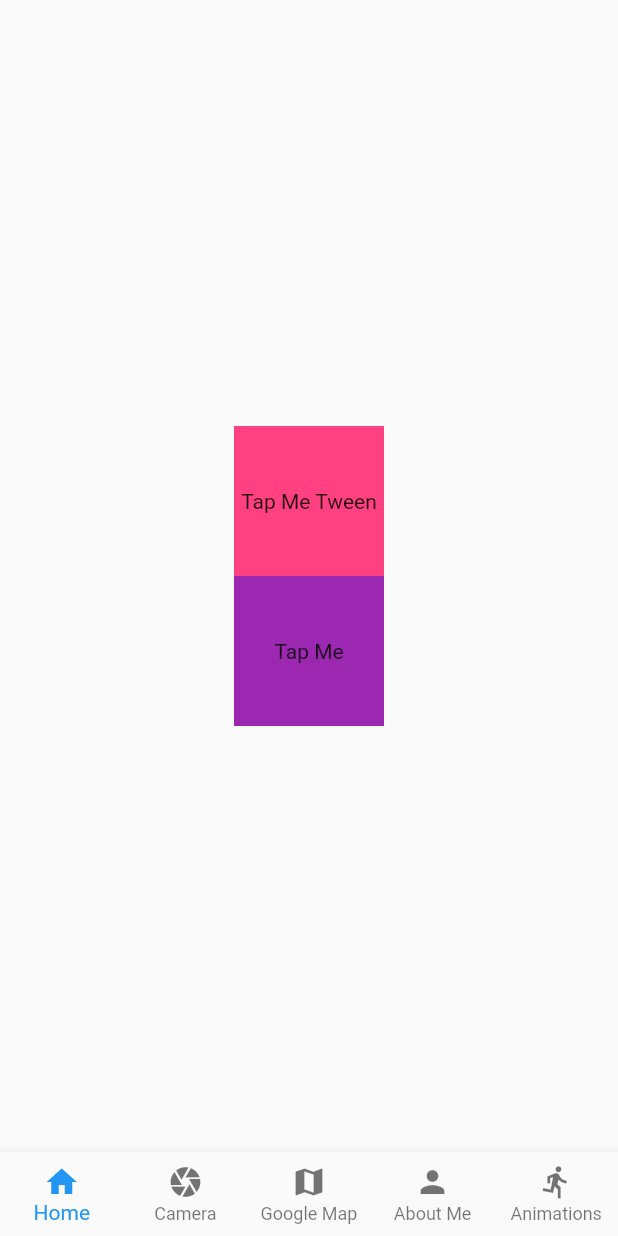
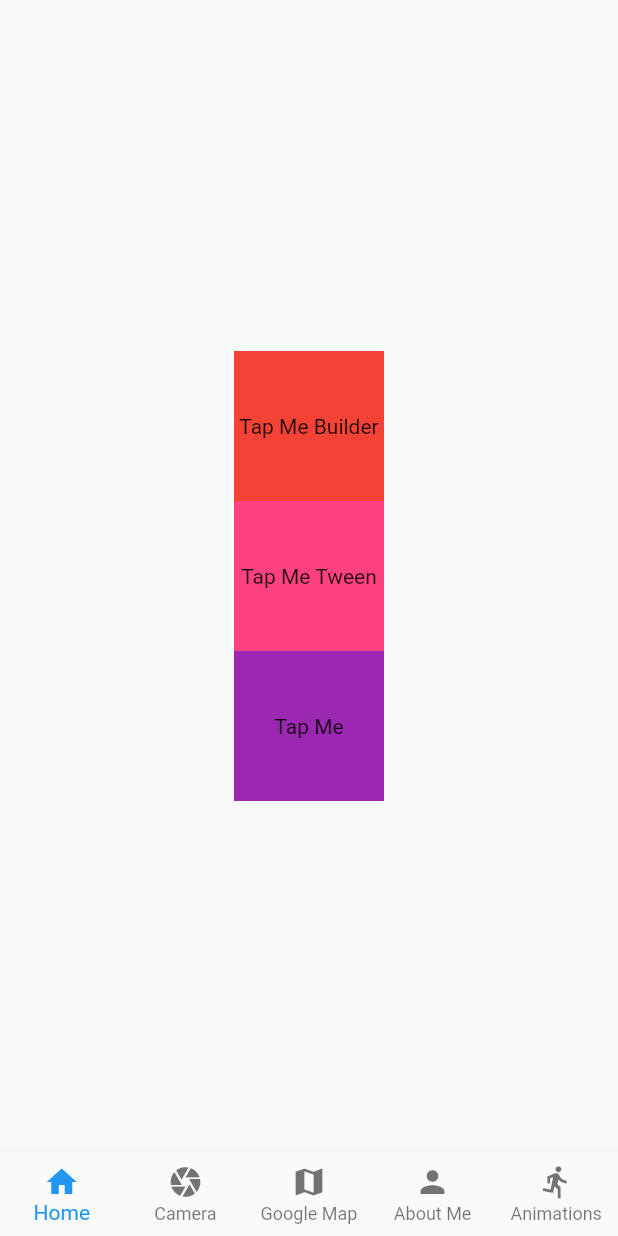
Before and after one commit to PhysicalRevelry/ugliest_app_ever, a Flutter app: the screen it shows after launch, after a tap on "Tap Me Tween", on a phone screen of 412 x 824 dp. Run offline on Flutter 3.47's test engine with Material 2 defaults, Android fonts, the phone set to English and light mode, and no system bars.

Commit message:
Got the three types of animations working on my Ugliest App Ever

```diff
--- a/lib/screens/animations.dart
+++ b/lib/screens/animations.dart
@@ -1,3 +1,5 @@
+import 'dart:math';
+
 import 'package:flutter/widgets.dart';
 import 'package:flutter/material.dart';
 
@@ -28,12 +30,12 @@ class _AnimationsState extends State<Animations>
   //Did a hack to make it button controllable, Tweens usually start right on load
   //Seems that you can only use one tween per widget?
   double endTweenValue = 1;
-  Tween<double> _scaleTween = Tween<double>(begin: 1, end: 1);
+  // Tween<double> _scaleTween = Tween<double>(begin: 1, end: 1);
   ColorTween _colorTween = ColorTween(begin: Colors.green, end: Colors.green);
 
   void _updateTween() {
     setState(() {
-      _scaleTween = Tween<double>(begin: 1, end: 2);
+      // _scaleTween = Tween<double>(begin: 1, end: 2);
       _colorTween = ColorTween(begin: Colors.green, end: Colors.pinkAccent);
     });
   }
@@ -47,9 +49,18 @@ class _AnimationsState extends State<Animations>
       vsync: this,
       duration: Duration(seconds: 2),
     );
+    // _controller.forward();
     super.initState();
   }
 
+  @override
+  void dispose() {
+    _controller.dispose();
+    super.dispose();
+  }
+
+  ///Here is the widget tree you'll see on the app
+  //The widgets are not in the same order as the control stations above, SORRY
   @override
   Widget build(BuildContext context) {
     return Scaffold(
@@ -58,6 +69,28 @@ class _AnimationsState extends State<Animations>
           child: Column(
             mainAxisAlignment: MainAxisAlignment.center,
             children: [
+              AnimatedBuilder(
+                animation: _controller.view,
+                builder: (context, child) {
+                  return Transform.rotate(
+                    angle: _controller.value * 2 * pi,
+                    child: child,
+                  );
+                },
+                child: GestureDetector(
+                  onTap: () {
+                    _controller.forward();
+                  },
+                  child: Container(
+                    width: 100,
+                    height: 100,
+                    color: Colors.red,
+                    child: Center(
+                      child: Text('Tap Me Builder'),
+                    ),
+                  ),
+                ),
+              ),
               TweenAnimationBuilder(
                 tween: _colorTween,
                 curve: Curves.linear,
```
